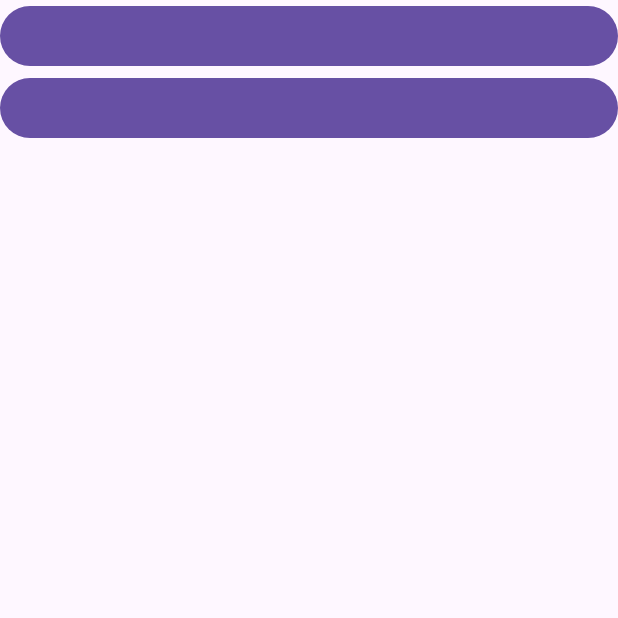
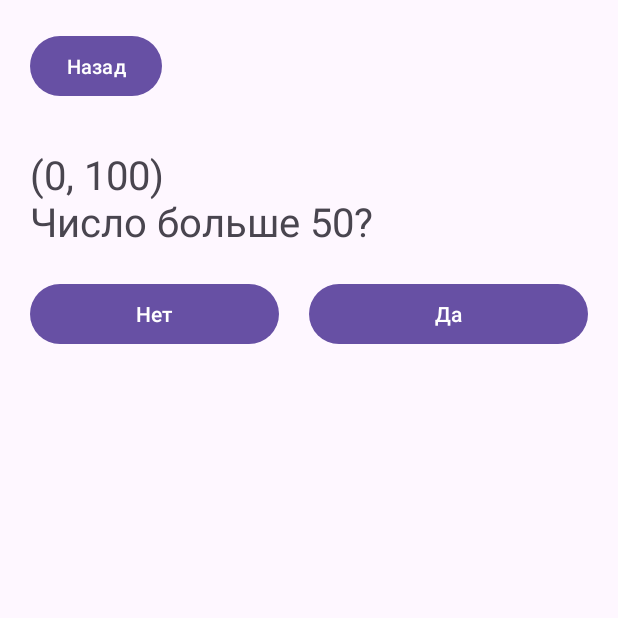
Before and after one commit to PUTENCHIK/mobile_development, an Android app: the GameActivity screen opened directly, with no data from a screen before it, on a phone screen of 412 x 824 dp, the top half of it. Run offline under Robolectric (Android 15) with nearby library versions, the phone set to English and light mode, and no system bars.

Commit message:
Completed task GuessNumberGame

```diff
--- a/android_apps/GuessNumberGame/app/src/main/java/com/example/guessnumbergame/GameActivity.kt
+++ b/android_apps/GuessNumberGame/app/src/main/java/com/example/guessnumbergame/GameActivity.kt
@@ -1,8 +1,11 @@
 package com.example.guessnumbergame
 
+import android.content.Intent
 import android.os.Bundle
 import android.util.Log
 import android.view.View
+import android.widget.LinearLayout
+import android.widget.TextView
 import androidx.activity.enableEdgeToEdge
 import androidx.appcompat.app.AppCompatActivity
 import androidx.core.view.ViewCompat
@@ -17,15 +20,55 @@ class GameActivity : AppCompatActivity() {
         setContentView(R.layout.activity_game)
 
         left = intent.getIntExtra("left", 0)
-        right = intent.getIntExtra("right", 0)
+        right = intent.getIntExtra("right", 100)
 
-        Log.d("mytag", "($left, $right)")
+//        Log.d("set_limits", "($left, $right)")
+        updateQuestion()
+    }
+
+    fun getMid(): Int = (right + left) / 2
+
+    fun updateQuestion() {
+        if (left == right) {
+            return showAnswer(left)
+        }
+        val tv_question = findViewById<TextView>(R.id.question)
+        tv_question.text = when {
+            (right - left == 1) -> "($left, $right)\nЧисло равно ${left}?"
+            else -> "($left, $right)\nЧисло больше ${getMid()}?"
+        }
+    }
+
+    fun showAnswer(answer: Int) {
+        val tv_question = findViewById<TextView>(R.id.question)
+        tv_question.text = "Это $answer"
+        val ll_buttons = findViewById<LinearLayout>(R.id.answerContainer)
+        ll_buttons.visibility = View.INVISIBLE
     }
 
     fun onYesNoClick(view: View) {
         when (view.id) {
-            R.id.yes -> left = 0
-            R.id.no -> right = 0
+            R.id.yes -> {
+                if (right - left == 1) {
+                    showAnswer(left)
+                } else {
+                    left = getMid()+1
+                    updateQuestion()
+                }
+            }
+            R.id.no -> {
+                if (right - left == 1) {
+                    showAnswer(right)
+                } else {
+                    right = getMid()
+                    updateQuestion()
+                }
+            }
         }
     }
+
+    fun backToMain(view: View) {
+        val intent = Intent(this, MainActivity::class.java)
+        startActivity(intent)
+    }
 }
--- a/android_apps/GuessNumberGame/app/src/main/res/layout/activity_game.xml
+++ b/android_apps/GuessNumberGame/app/src/main/res/layout/activity_game.xml
@@ -6,18 +6,48 @@
     android:layout_width="match_parent"
     android:layout_height="match_parent"
     android:orientation="vertical"
+    android:layout_margin="20dp"
     tools:context=".GameActivity">
 
     <Button
-        android:id="@+id/yes"
+        android:id="@+id/back"
+        android:layout_width="wrap_content"
+        android:layout_height="wrap_content"
+        android:text="@string/btn_back_text"
+        android:layout_marginBottom="30dp"
+        android:textSize="6pt"
+        android:onClick="backToMain" />
+
+    <TextView
+        android:id="@+id/question"
         android:layout_width="match_parent"
         android:layout_height="wrap_content"
-        android:onClick="onYesNoClick" />
+        android:layout_marginBottom="20dp"
+        android:textSize="12pt" />
 
-    <Button
-        android:id="@+id/no"
+    <LinearLayout
+        android:id="@+id/answerContainer"
         android:layout_width="match_parent"
         android:layout_height="wrap_content"
-        android:onClick="onYesNoClick" />
+        android:orientation="horizontal" >
+
+        <Button
+            android:id="@+id/no"
+            android:layout_width="match_parent"
+            android:layout_height="wrap_content"
+            android:layout_weight="1"
+            android:layout_marginRight="20dp"
+            android:text="@string/btn_no_text"
+            android:onClick="onYesNoClick" />
+
+        <Button
+            android:id="@+id/yes"
+            android:layout_width="match_parent"
+            android:layout_height="wrap_content"
+            android:layout_weight="1"
+            android:text="@string/btn_yes_text"
+            android:onClick="onYesNoClick" />
+
+    </LinearLayout>
 
 </LinearLayout>
--- a/android_apps/GuessNumberGame/app/src/main/res/layout/activity_main.xml
+++ b/android_apps/GuessNumberGame/app/src/main/res/layout/activity_main.xml
@@ -65,7 +65,6 @@
         android:id="@+id/error"
         android:layout_width="match_parent"
         android:layout_height="wrap_content"
-        android:text="@string/tv_error_text"
         android:visibility="invisible"
         android:textSize="5pt"
         android:textColor="#ff0000"
--- a/android_apps/GuessNumberGame/app/src/main/res/values/colors.xml
+++ b/android_apps/GuessNumberGame/app/src/main/res/values/colors.xml
@@ -2,4 +2,5 @@
 <resources>
     <color name="black">#FF000000</color>
     <color name="white">#FFFFFFFF</color>
+    <color name="main_gray">#686868</color>
 </resources>
--- a/android_apps/GuessNumberGame/app/src/main/res/values/strings.xml
+++ b/android_apps/GuessNumberGame/app/src/main/res/values/strings.xml
@@ -3,5 +3,11 @@
     <string name="tv_left_text">Введите нижнюю границу:</string>
     <string name="tv_right_text">Введите верхнюю границу:</string>
     <string name="btn_guess_text">Начать игру</string>
-    <string name="tv_error_text">Нижняя граница должна быть меньше верхней</string>
+    <string name="error_no_left">Необходимо ввести нижнюю границу</string>
+    <string name="error_no_right">Необходимо ввести верхнюю границу</string>
+    <string name="error_bad_values">Нижняя граница должна быть меньше верхней</string>
+
+    <string name="btn_no_text">Нет</string>
+    <string name="btn_yes_text">Да</string>
+    <string name="btn_back_text">Назад</string>
 </resources>
```
Also changed, not shown: android_apps/GuessNumberGame/app/src/main/java/com/example/guessnumbergame/MainActivity.kt (+18 -4 lines).
